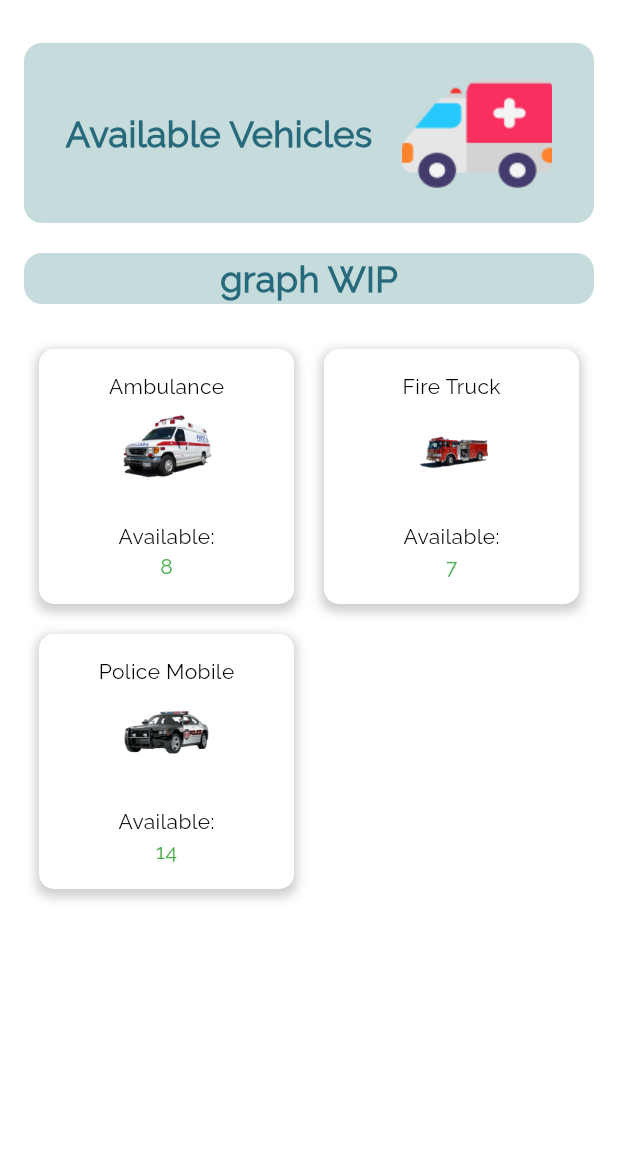
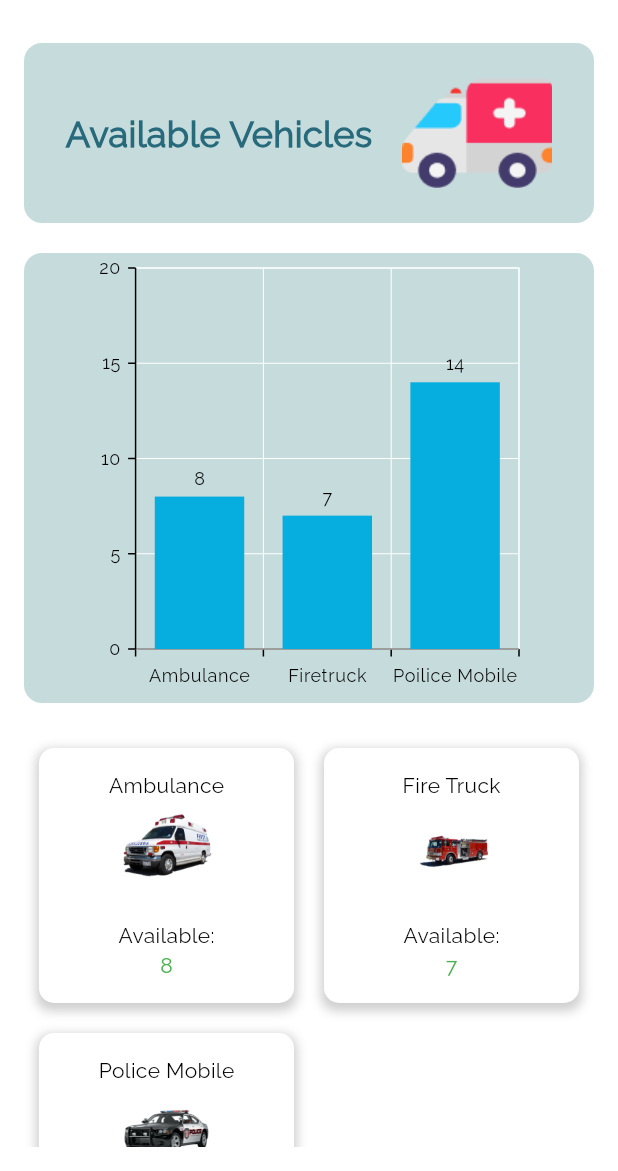
Before and after one commit to Errol13/KLK, a Flutter app: the VehiclePage screen opened directly, on a phone screen of 412 x 824 dp, the part 65-1236 px from its top. Run offline on Flutter 3.47's test engine with Material 2 defaults, Android fonts, the phone set to English and light mode, and no system bars; our stand-ins replace like_button, syncfusion_flutter_charts; missing offline and left inert: flutter_phone_direct_caller.

Commit message:
vehicle graph

```diff
--- a/lib/features/vehicles(services)_page.dart
+++ b/lib/features/vehicles(services)_page.dart
@@ -1,4 +1,5 @@
 import 'package:flutter/material.dart';
+import 'package:syncfusion_flutter_charts/charts.dart';
 import 'first_page.dart';
 
 class VehiclePage extends StatefulWidget {
@@ -7,6 +8,12 @@ class VehiclePage extends StatefulWidget {
 
   @override
   _VehiclePageState createState() => _VehiclePageState();
+}
+
+class VehicleData {
+  VehicleData(this.name, this.quantity);
+  final String name;
+  final double quantity;
 }
 
 class Vehicle {
@@ -101,14 +108,22 @@ class _VehiclePageState extends State<VehiclePage> {
                       mainAxisAlignment: MainAxisAlignment.center,
                       crossAxisAlignment: CrossAxisAlignment.start,
                       children: [
-                        Text(
-                          "graph WIP",
-                          style: TextStyle(
-                            fontSize: 24,
-                            fontWeight: FontWeight.bold,
-                            color: Color(0xFF276A7B),
-                          ),
-                        ),
+                        SfCartesianChart(
+                          primaryXAxis: CategoryAxis(),
+                          series: <ColumnSeries<VehicleData, String>>[
+                            ColumnSeries<VehicleData, String>(
+                                dataSource: <VehicleData>[
+                                  VehicleData("Ambulance", 8),
+                                  VehicleData("Firetruck", 7),
+                                  VehicleData("Poilice Mobile", 14),
+                                ],
+                                xValueMapper: (VehicleData veh, _) => veh.name,
+                                yValueMapper: (VehicleData veh, _) =>
+                                    veh.quantity,
+                                dataLabelSettings:
+                                    DataLabelSettings(isVisible: true))
+                          ],
+                        )
                       ],
                     ),
                   ],
--- a/pubspec.yaml
+++ b/pubspec.yaml
@@ -42,6 +42,7 @@ dependencies:
   cloud_firestore: ^4.13.0
   flutter_phone_direct_caller: ^2.1.1
   intl: ^0.18.1
+  syncfusion_flutter_charts: ^23.2.4
 
 dev_dependencies:
   flutter_test:
```
Also changed, not shown: pubspec.lock, 2 other files.
